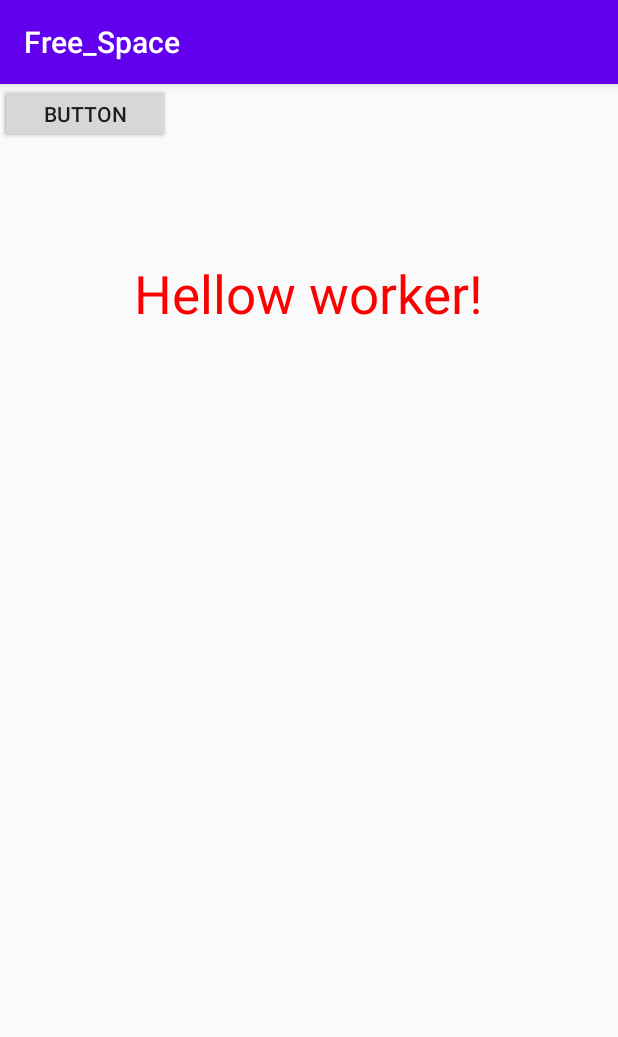
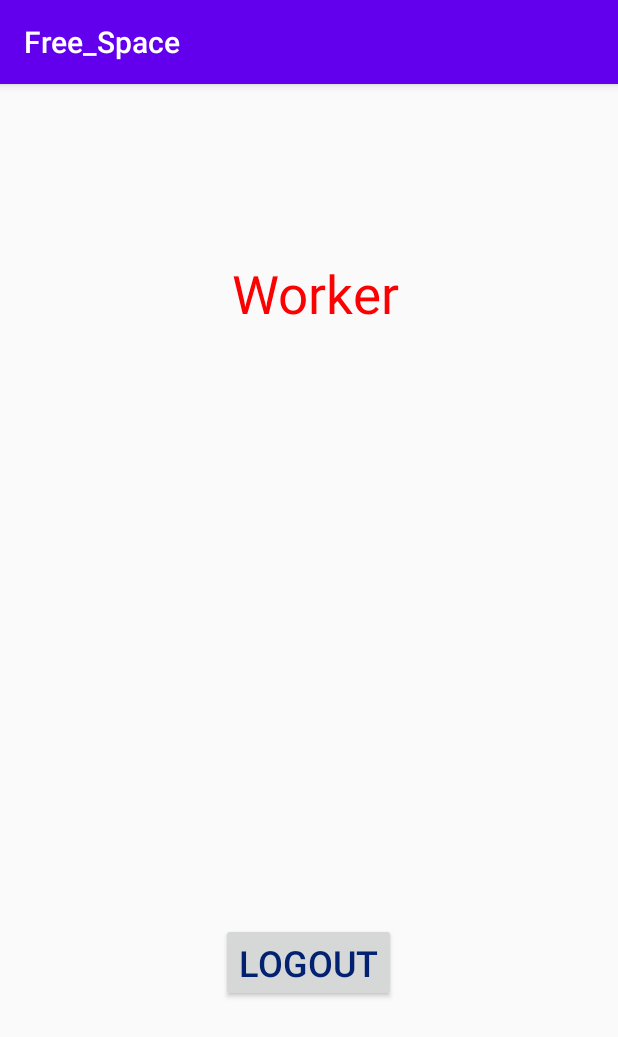
Before and after one commit to Nitzan-Beck/Free_Space, an Android app: the Worker screen opened directly, with no data from a screen before it, on a phone screen of 412 x 824 dp. Shown: the top 1037 px of the screen. Run offline under Robolectric (Android 15) with nearby library versions, the phone set to English and light mode, and no system bars.

Commit message:
17.10.2020

```diff
--- a/app/src/main/res/layout/activity_settings.xml
+++ b/app/src/main/res/layout/activity_settings.xml
@@ -7,7 +7,7 @@
     tools:context=".Settings">
 
     <TextView
-        android:id="@+id/textView4"
+        android:id="@+id/txtSettings"
         android:layout_width="wrap_content"
         android:layout_height="wrap_content"
         android:layout_marginTop="88dp"
@@ -31,5 +31,5 @@
         app:layout_constraintEnd_toEndOf="parent"
         app:layout_constraintHorizontal_bias="0.498"
         app:layout_constraintStart_toStartOf="parent"
-        app:layout_constraintTop_toBottomOf="@+id/textView4" />
+        app:layout_constraintTop_toBottomOf="@+id/txtSettings" />
 </androidx.constraintlayout.widget.ConstraintLayout>
--- a/app/src/main/res/layout/activity_sing_in.xml
+++ b/app/src/main/res/layout/activity_sing_in.xml
@@ -18,10 +18,10 @@
         android:textSize="24sp"
         app:layout_constraintEnd_toEndOf="parent"
         app:layout_constraintStart_toStartOf="parent"
-        app:layout_constraintTop_toBottomOf="@+id/textView2" />
+        app:layout_constraintTop_toBottomOf="@+id/txtSignIn" />
 
     <TextView
-        android:id="@+id/textView2"
+        android:id="@+id/txtSignIn"
         android:layout_width="196dp"
         android:layout_height="92dp"
         android:layout_marginTop="84dp"
--- a/app/src/main/res/layout/activity_sing_up.xml
+++ b/app/src/main/res/layout/activity_sing_up.xml
@@ -7,7 +7,7 @@
     tools:context=".SingUp">
 
     <TextView
-        android:id="@+id/textView3"
+        android:id="@+id/txtSignUp"
         android:layout_width="wrap_content"
         android:layout_height="wrap_content"
         android:layout_marginTop="92dp"
@@ -23,7 +23,7 @@
         android:id="@+id/buttonSend"
         android:layout_width="wrap_content"
         android:layout_height="wrap_content"
-        android:layout_marginTop="288dp"
+        android:layout_marginTop="368dp"
         android:onClick="btnSend"
         android:text="Send"
         android:textColor="#022170"
@@ -31,5 +31,5 @@
         app:layout_constraintEnd_toEndOf="parent"
         app:layout_constraintHorizontal_bias="0.498"
         app:layout_constraintStart_toStartOf="parent"
-        app:layout_constraintTop_toBottomOf="@+id/textView3" />
+        app:layout_constraintTop_toBottomOf="@+id/txtSignUp" />
 </androidx.constraintlayout.widget.ConstraintLayout>
--- a/app/src/main/res/layout/activity_worker.xml
+++ b/app/src/main/res/layout/activity_worker.xml
@@ -6,13 +6,28 @@
     android:layout_height="match_parent"
     tools:context=".Worker">
 
+    <Button
+        android:id="@+id/buttonWorkerLogout"
+        android:layout_width="wrap_content"
+        android:layout_height="wrap_content"
+        android:layout_marginTop="384dp"
+        android:gravity="center"
+        android:onClick="btnWorkerLogout"
+        android:text="Logout"
+        android:textColor="#022170"
+        android:textSize="24sp"
+        app:layout_constraintEnd_toEndOf="parent"
+        app:layout_constraintHorizontal_bias="0.498"
+        app:layout_constraintStart_toStartOf="parent"
+        app:layout_constraintTop_toBottomOf="@+id/textView" />
+
     <TextView
         android:id="@+id/textView"
         android:layout_width="242dp"
         android:layout_height="71dp"
         android:layout_marginTop="104dp"
         android:gravity="center"
-        android:text="Hellow worker!"
+        android:text=" Worker"
         android:textColor="#FA0202"
         android:textSize="35sp"
         app:layout_constraintEnd_toEndOf="parent"
@@ -20,19 +35,4 @@
         app:layout_constraintStart_toStartOf="parent"
         app:layout_constraintTop_toTopOf="parent" />
 
-    <Button
-        android:id="@+id/button"
-        android:layout_width="113dp"
-        android:layout_height="39dp"
-        android:text="Button"
-        tools:layout_editor_absoluteX="84dp"
-        tools:layout_editor_absoluteY="261dp" />
-
-    <Button
-        android:id="@+id/button3"
-        android:layout_width="113dp"
-        android:layout_height="39dp"
-        android:text="Button"
-        tools:layout_editor_absoluteX="213dp"
-        tools:layout_editor_absoluteY="261dp" />
 </androidx.constraintlayout.widget.ConstraintLayout>
```
Also changed, not shown: app/src/main/java/com/example/free_space/Admin.java (+7 -0 lines), app/src/main/java/com/example/free_space/Boss.java (+7 -0 lines), app/src/main/java/com/example/free_space/CEO.java (+7 -0 lines), app/src/main/java/com/example/free_space/Worker.java (+7 -0 lines), app/src/main/res/layout/activity_admin.xml (+28 -0 lines), app/src/main/res/layout/activity_boss.xml (+28 -0 lines), app/src/main/res/layout/activity_c_e_o.xml (+27 -0 lines), app/src/main/res/layout/activity_log_in.xml (deleted, +0 -9 lines), app/src/main/res/layout/activity_main.xml (+16 -16 lines).
